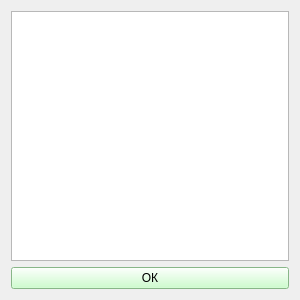
Qt form qt/choose_formation_lda.ui (idergunoff/geovel_1.0) before a commit.
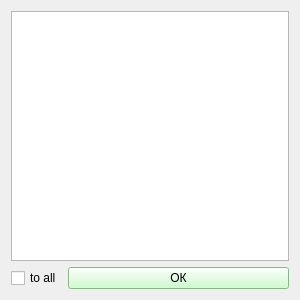
The same form after that commit.

Commit message: choose_formation to all

```diff
--- a/qt/choose_formation_lda.ui
+++ b/qt/choose_formation_lda.ui
@@ -13,11 +13,18 @@
   <property name="windowTitle">
    <string>Formation LDA</string>
   </property>
-  <layout class="QGridLayout" name="gridLayout">
-   <item row="0" column="0">
+  <layout class="QGridLayout" name="gridLayout" rowstretch="0,0" columnstretch="0,1">
+   <item row="0" column="0" colspan="2">
     <widget class="QListWidget" name="listWidget_form_lda"/>
    </item>
    <item row="1" column="0">
+    <widget class="QCheckBox" name="checkBox_to_all">
+     <property name="text">
+      <string>to all</string>
+     </property>
+    </widget>
+   </item>
+   <item row="1" column="1">
     <widget class="QPushButton" name="pushButton_ok_form_lda">
      <property name="styleSheet">
       <string notr="true">background-color: rgb(191, 255, 191);</string>
```
The commit also changes 3 other files.
